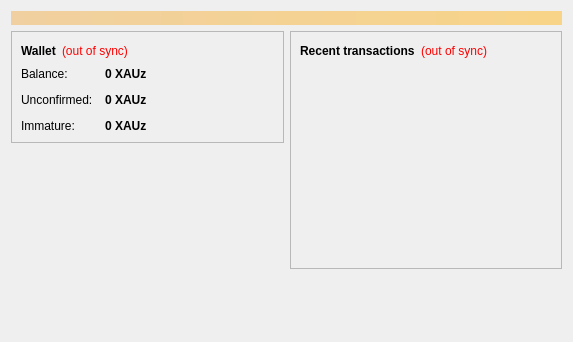
The window that src/qt/forms/overviewpage.ui (bitcommoditiz/Platiniumz-XPTz) describes before a commit, drawn with Qt 5.
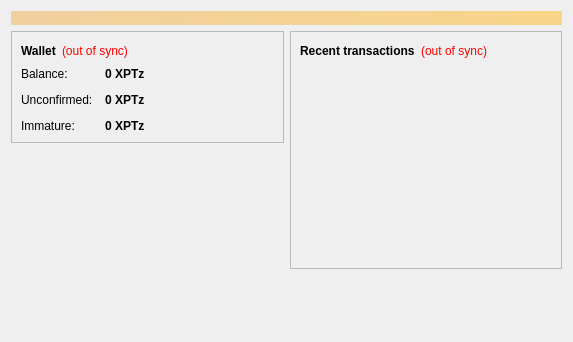
The same window after the commit.

The edit to the form file:
```diff
--- a/src/qt/forms/overviewpage.ui
+++ b/src/qt/forms/overviewpage.ui
@@ -122,7 +122,7 @@
                <string>Your current balance</string>
               </property>
               <property name="text">
-               <string notr="true">0 XAUz</string>
+               <string notr="true">0 XPTz</string>
               </property>
               <property name="textInteractionFlags">
                <set>Qt::LinksAccessibleByMouse|Qt::TextSelectableByKeyboard|Qt::TextSelectableByMouse</set>
@@ -151,7 +151,7 @@
                <string>Total of transactions that have yet to be confirmed, and do not yet count toward the current balance</string>
               </property>
               <property name="text">
-               <string notr="true">0 XAUz</string>
+               <string notr="true">0 XPTz</string>
               </property>
               <property name="textInteractionFlags">
                <set>Qt::LinksAccessibleByMouse|Qt::TextSelectableByKeyboard|Qt::TextSelectableByMouse</set>
@@ -177,7 +177,7 @@
                <string>Mined balance that has not yet matured</string>
               </property>
               <property name="text">
-               <string notr="true">0 XAUz</string>
+               <string notr="true">0 XPTz</string>
               </property>
               <property name="textInteractionFlags">
                <set>Qt::LinksAccessibleByMouse|Qt::TextSelectableByKeyboard|Qt::TextSelectableByMouse</set>
```
Left out of the diff: 4 changed lines with no effect on the pictures.
